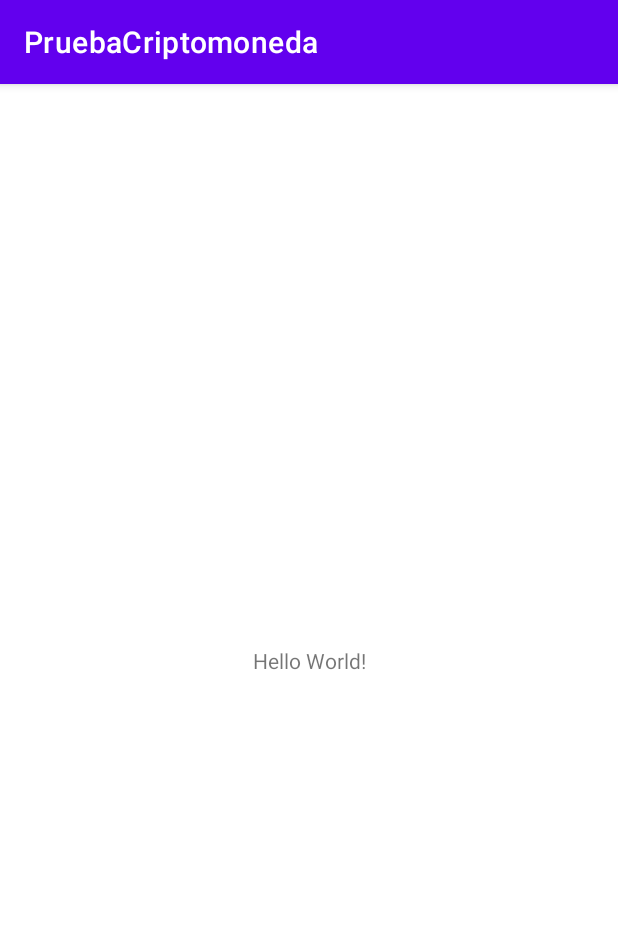
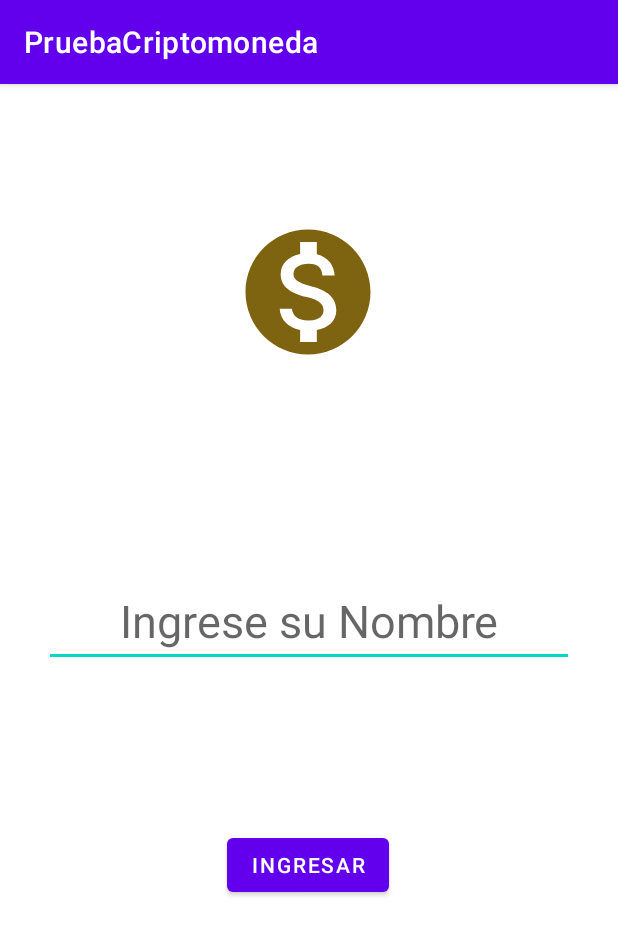
Before and after one commit to AndreaBoccardo/PruebaCriptomoneda, an Android app: the screen it shows after launch (MainActivity), on a phone screen of 412 x 824 dp. Shown: the top 935 px of the screen. Run offline under Robolectric (Android 15) with nearby library versions, the light colour scheme and no system bars.

Commit message:
En el manifiesto se otorga permiso de acceso a internet. En gradle se importan las librerías a utilizar en el proyecto, se ajusta el sdk a 30 y se incluye viewbinding. Se crean los layout, y sus elementos con los respectivos id, para mostrar el api y base de datos requeridas en le proyecto

```diff
--- a/app/src/main/AndroidManifest.xml
+++ b/app/src/main/AndroidManifest.xml
@@ -1,6 +1,8 @@
 <?xml version="1.0" encoding="utf-8"?>
 <manifest xmlns:android="http://schemas.android.com/apk/res/android"
     package="cl.desafiolatm.pruebacriptomoneda">
+
+    <uses-permission android:name="android.permission.INTERNET"/>
 
     <application
         android:allowBackup="true"
--- /dev/null
+++ b/app/src/main/java/cl/desafiolatm/pruebacriptomoneda/ui/LoginFragment.kt
@@ -0,0 +1,22 @@
+package cl.desafiolatm.pruebacriptomoneda.ui
+
+import android.os.Bundle
+import androidx.fragment.app.Fragment
+import android.view.LayoutInflater
+import android.view.View
+import android.view.ViewGroup
+import cl.desafiolatm.pruebacriptomoneda.R
+
+class LoginFragment : Fragment() {
+
+
+    override fun onCreateView(
+        inflater: LayoutInflater, container: ViewGroup?,
+        savedInstanceState: Bundle?
+    ): View? {
+        // Inflate the layout for this fragment
+        return inflater.inflate(R.layout.fragment_login, container, false)
+    }
+
+
+}
--- /dev/null
+++ b/app/src/main/res/drawable/ic_baseline_monetization_on_24.xml
@@ -0,0 +1,5 @@
+<vector android:height="100dp" android:tint="#7E6311"
+    android:viewportHeight="24" android:viewportWidth="24"
+    android:width="100dp" xmlns:android="http://schemas.android.com/apk/res/android">
+    <path android:fillColor="@android:color/white" android:pathData="M12,2C6.48,2 2,6.48 2,12s4.48,10 10,10 10,-4.48 10,-10S17.52,2 12,2zM13.41,18.09L13.41,20h-2.67v-1.93c-1.71,-0.36 -3.16,-1.46 -3.27,-3.4h1.96c0.1,1.05 0.82,1.87 2.65,1.87 1.96,0 2.4,-0.98 2.4,-1.59 0,-0.83 -0.44,-1.61 -2.67,-2.14 -2.48,-0.6 -4.18,-1.62 -4.18,-3.67 0,-1.72 1.39,-2.84 3.11,-3.21L10.74,4h2.67v1.95c1.86,0.45 2.79,1.86 2.85,3.39L14.3,9.34c-0.05,-1.11 -0.64,-1.87 -2.22,-1.87 -1.5,0 -2.4,0.68 -2.4,1.64 0,0.84 0.65,1.39 2.67,1.91s4.18,1.39 4.18,3.91c-0.01,1.83 -1.38,2.83 -3.12,3.16z"/>
+</vector>
--- a/app/src/main/res/layout/activity_main.xml
+++ b/app/src/main/res/layout/activity_main.xml
@@ -6,13 +6,15 @@
     android:layout_height="match_parent"
     tools:context=".MainActivity">
 
-    <TextView
-        android:layout_width="wrap_content"
-        android:layout_height="wrap_content"
-        android:text="Hello World!"
+    <androidx.fragment.app.FragmentContainerView
+        android:id="@+id/fragmentContainerView"
+        android:name="androidx.navigation.fragment.NavHostFragment"
+        android:layout_width="match_parent"
+        android:layout_height="match_parent"
+        app:defaultNavHost="true"
         app:layout_constraintBottom_toBottomOf="parent"
-        app:layout_constraintLeft_toLeftOf="parent"
-        app:layout_constraintRight_toRightOf="parent"
-        app:layout_constraintTop_toTopOf="parent" />
-
+        app:layout_constraintEnd_toEndOf="parent"
+        app:layout_constraintStart_toStartOf="parent"
+        app:layout_constraintTop_toTopOf="parent"
+        app:navGraph="@navigation/nav_graph" />
 </androidx.constraintlayout.widget.ConstraintLayout>
--- /dev/null
+++ b/app/src/main/res/layout/fragment_login.xml
@@ -0,0 +1,53 @@
+<?xml version="1.0" encoding="utf-8"?>
+<FrameLayout xmlns:android="http://schemas.android.com/apk/res/android"
+    xmlns:app="http://schemas.android.com/apk/res-auto"
+    xmlns:tools="http://schemas.android.com/tools"
+    android:layout_width="match_parent"
+    android:layout_height="match_parent"
+    tools:context=".ui.LoginFragment">
+
+    <androidx.constraintlayout.widget.ConstraintLayout
+        android:layout_width="match_parent"
+        android:layout_height="match_parent">
+
+        <ImageView
+            android:id="@+id/ivLogo"
+            android:layout_width="wrap_content"
+            android:layout_height="wrap_content"
+            android:src="@drawable/ic_baseline_monetization_on_24"
+            app:layout_constraintBottom_toBottomOf="parent"
+            app:layout_constraintEnd_toEndOf="parent"
+            app:layout_constraintHorizontal_bias="0.498"
+            app:layout_constraintStart_toStartOf="parent"
+            app:layout_constraintTop_toTopOf="parent"
+            app:layout_constraintVertical_bias="0.133" />
+
+        <EditText
+            android:id="@+id/etUsuario"
+            android:layout_width="wrap_content"
+            android:layout_height="wrap_content"
+            android:ems="10"
+            android:inputType="textPersonName"
+            android:textSize="30sp"
+            android:textAlignment="center"
+            android:hint="@string/ingrese_su_nombre"
+            app:layout_constraintBottom_toBottomOf="parent"
+            app:layout_constraintEnd_toEndOf="parent"
+            app:layout_constraintHorizontal_bias="0.497"
+            app:layout_constraintStart_toStartOf="parent"
+            app:layout_constraintTop_toBottomOf="@+id/ivLogo"
+            app:layout_constraintVertical_bias="0.268" />
+
+        <Button
+            android:id="@+id/btnIngresar"
+            android:layout_width="wrap_content"
+            android:layout_height="wrap_content"
+            android:text="@string/ingresar"
+            app:layout_constraintBottom_toBottomOf="parent"
+            app:layout_constraintEnd_toEndOf="parent"
+            app:layout_constraintHorizontal_bias="0.498"
+            app:layout_constraintStart_toStartOf="parent"
+            app:layout_constraintTop_toBottomOf="@+id/etUsuario"
+            app:layout_constraintVertical_bias="0.325" />
+    </androidx.constraintlayout.widget.ConstraintLayout>
+</FrameLayout>
--- /dev/null
+++ b/app/src/main/res/navigation/nav_graph.xml
@@ -0,0 +1,31 @@
+<?xml version="1.0" encoding="utf-8"?>
+<navigation xmlns:android="http://schemas.android.com/apk/res/android"
+    xmlns:app="http://schemas.android.com/apk/res-auto"
+    xmlns:tools="http://schemas.android.com/tools"
+    android:id="@+id/nav_graph"
+    app:startDestination="@id/loginFragment">
+
+    <fragment
+        android:id="@+id/loginFragment"
+        android:name="cl.desafiolatm.pruebacriptomoneda.ui.LoginFragment"
+        android:label="fragment_login"
+        tools:layout="@layout/fragment_login" >
+        <action
+            android:id="@+id/action_loginFragment_to_listaFragment"
+            app:destination="@id/listaFragment" />
+    </fragment>
+    <fragment
+        android:id="@+id/listaFragment"
+        android:name="cl.desafiolatm.pruebacriptomoneda.ui.ListaFragment"
+        android:label="fragment_lista"
+        tools:layout="@layout/fragment_lista" >
+        <action
+            android:id="@+id/action_listaFragment_to_detalleFragment"
+            app:destination="@id/detalleFragment" />
+    </fragment>
+    <fragment
+        android:id="@+id/detalleFragment"
+        android:name="cl.desafiolatm.pruebacriptomoneda.ui.DetalleFragment"
+        android:label="fragment_detalle"
+        tools:layout="@layout/fragment_detalle" />
+</navigation>
```
Also changed, not shown: app/build.gradle (+22 -5 lines), app/src/main/java/cl/desafiolatm/pruebacriptomoneda/ui/DetalleFragment.kt (added, +22 -0 lines), app/src/main/java/cl/desafiolatm/pruebacriptomoneda/ui/ListaFragment.kt (added, +22 -0 lines), app/src/main/res/layout/fragment_detalle.xml (added, +252 -0 lines), app/src/main/res/layout/fragment_lista.xml (added, +49 -0 lines), app/src/main/res/layout/item_layout.xml (added, +65 -0 lines), app/src/main/res/values/strings.xml (+17 -0 lines).
